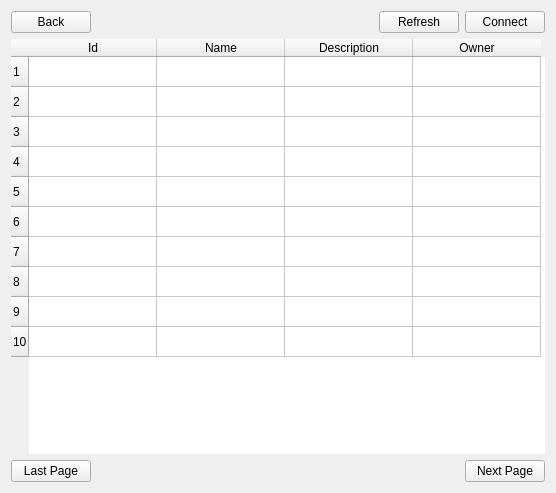
Above: RoomClient/roombrowser.ui from ljmc2000/VirtualConcertHall before the change. Below: the same form after it.
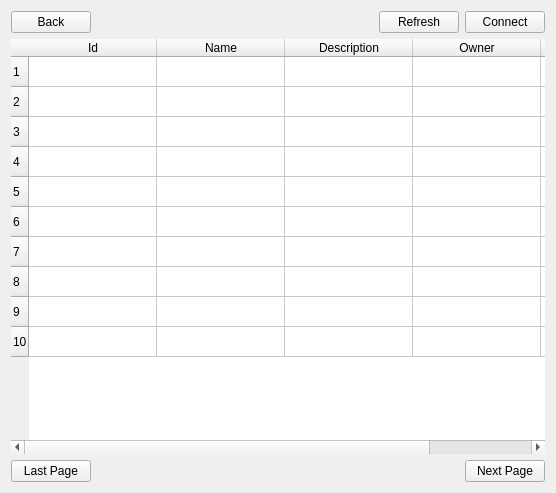
That is the form after the change.

Commit message: added rooms protected by passwords

```diff
--- a/RoomClient/roombrowser.ui
+++ b/RoomClient/roombrowser.ui
@@ -60,7 +60,7 @@
       <number>10</number>
      </property>
      <property name="columnCount">
-      <number>4</number>
+      <number>5</number>
      </property>
      <attribute name="horizontalHeaderVisible">
       <bool>true</bool>
@@ -110,6 +110,11 @@
        <string>Owner</string>
       </property>
      </column>
+     <column>
+      <property name="text">
+       <string>Password</string>
+      </property>
+     </column>
     </widget>
    </item>
    <item row="0" column="1">
```
Left out of the diff: 10 changed lines with no effect on the pictures. The commit also changes 6 other files.
